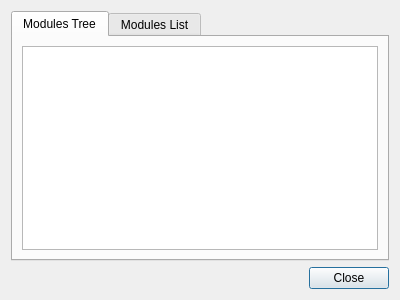
The window that qgis/src/plugins/grass/qgsgrasstoolsbase.ui (sourcepole/qgis) describes before a commit, drawn with Qt 5.
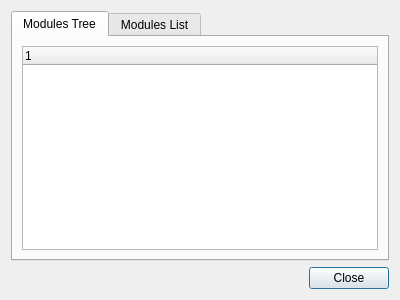
The same window after the commit.

Commit message: QTreeWidget::headerHidden() not supported until Qt4.4

The edit to the form file:
```diff
--- a/qgis/src/plugins/grass/qgsgrasstoolsbase.ui
+++ b/qgis/src/plugins/grass/qgsgrasstoolsbase.ui
@@ -35,9 +35,6 @@
          <property name="wordWrap">
           <bool>true</bool>
          </property>
-         <property name="headerHidden">
-          <bool>true</bool>
-         </property>
          <column>
           <property name="text">
            <string>1</string>
```
